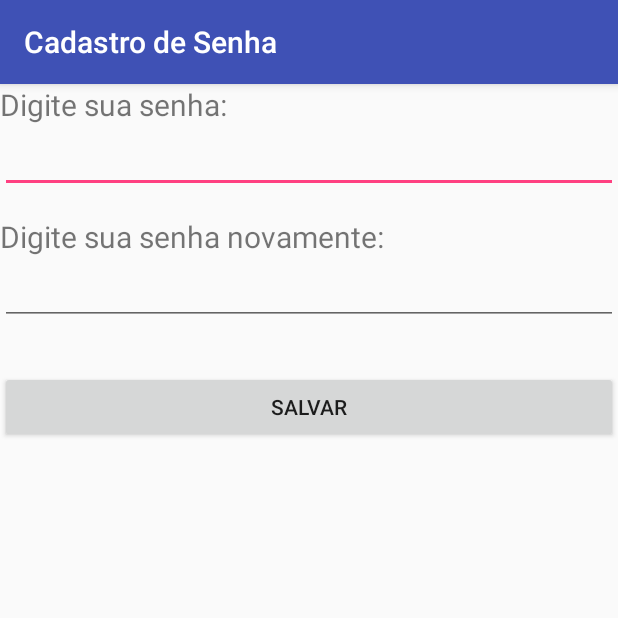
After one commit to moraisvinny/ControledosPais, an Android app: the CadastroSenhaActivity screen opened directly, with no data from a screen before it, on a phone screen of 412 x 824 dp, the top half of it. The commit adds this screen. Run offline under Robolectric (Android 15) with nearby library versions, the phone set to English and light mode, and no system bars.

Commit message:
tela de configuração e formulário de senha

```diff
--- /dev/null
+++ b/app/src/main/java/com/estilotech/controledospais/CadastroSenhaActivity.java
@@ -0,0 +1,23 @@
+package com.estilotech.controledospais;
+
+import android.app.Activity;
+import android.os.Bundle;
+import android.support.annotation.Nullable;
+import android.support.v7.app.AppCompatActivity;
+
+/**
+ * Created by vinic on 14/06/2017.
+ */
+
+public class CadastroSenhaActivity extends AppCompatActivity {
+
+    @Override
+    protected void onCreate(@Nullable Bundle savedInstanceState) {
+    super.onCreate(savedInstanceState);
+        setContentView(R.layout.activity_cadastro_senha);
+    }
+
+    public void salvarSenha() {
+
+    }
+}
--- /dev/null
+++ b/app/src/main/res/layout/activity_cadastro_senha.xml
@@ -0,0 +1,40 @@
+<?xml version="1.0" encoding="utf-8"?>
+<LinearLayout xmlns:android="http://schemas.android.com/apk/res/android"
+    xmlns:tools="http://schemas.android.com/tools"
+    android:orientation="vertical"
+    android:layout_width="match_parent"
+    android:layout_height="match_parent"
+    tools:context=".CadastroSenhaActivity">
+    <TextView
+        android:layout_width="match_parent"
+        android:layout_height="wrap_content"
+        android:text="Digite sua senha:"
+        android:textSize="20dp"/>
+    <EditText
+        android:id="@+id/formulario_login_senha_um"
+        android:layout_width="match_parent"
+        android:layout_height="wrap_content"
+        android:inputType="numberPassword" />
+    <TextView
+        android:layout_width="match_parent"
+        android:layout_height="wrap_content"
+        android:text="Digite sua senha novamente:"
+        android:textSize="20dp"
+        android:paddingTop="15dp"/>
+    <EditText
+        android:id="@+id/formulario_login_senha_dois"
+        android:layout_width="match_parent"
+        android:layout_height="wrap_content"
+        android:inputType="numberPassword"/>
+    <ImageView
+        android:layout_width="wrap_content"
+        android:layout_height="wrap_content"
+        android:padding="15dp"/>
+    <Button
+        android:layout_width="match_parent"
+        android:layout_height="wrap_content"
+        android:text="Salvar"
+        android:onClick="salvarSenha"
+        />
+
+</LinearLayout>
--- a/app/src/main/res/values/strings.xml
+++ b/app/src/main/res/values/strings.xml
@@ -1,3 +1,7 @@
 <resources>
     <string name="app_name">Controle dos Pais</string>
+    <string-array name="configs">
+        <item>Alterar Senha</item>
+        <item>Apps Liberados</item>
+    </string-array>
 </resources>
```
Also changed, not shown: app/src/main/AndroidManifest.xml (+4 -7 lines), app/src/main/java/com/estilotech/controledospais/AppDetail.java (+27 -3 lines), app/src/main/java/com/estilotech/controledospais/ConfiguracoesActivity.java (added, +43 -0 lines), app/src/main/java/com/estilotech/controledospais/HomeActivity.java (+49 -24 lines), app/src/main/java/com/estilotech/controledospais/HomeHelper.java (added, +21 -0 lines), app/src/main/java/com/estilotech/controledospais/ListaAppsActivity.java (deleted, +0 -90 lines), app/src/main/res/layout/activity_configuracoes.xml (added, +14 -0 lines), app/src/main/res/drawable/icone_sair.png (added), app/src/main/res/drawable/icone_sett.png (added), 1 other file.
